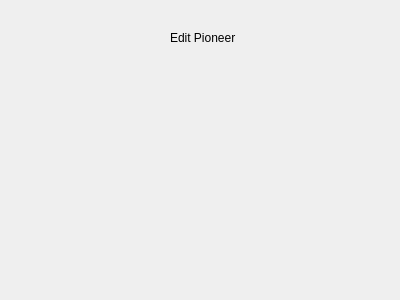
Before: the Qt Designer form vika3/ui/editpioneer.ui in hlynurstef/Verklegt-namskeid-1-vika-3, drawn with Qt 5.
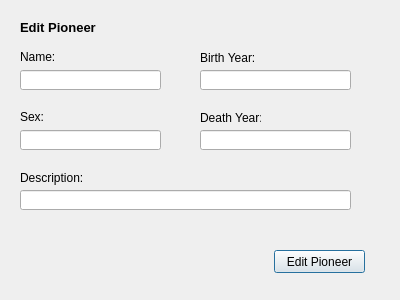
After: the same form once the commit is applied.

Commit message: maid the ui window for editComputer and editPioneer

The edit to the form file:
```diff
--- a/vika3/ui/editpioneer.ui
+++ b/vika3/ui/editpioneer.ui
@@ -16,10 +16,138 @@
   <widget class="QLabel" name="label">
    <property name="geometry">
     <rect>
-     <x>170</x>
-     <y>30</y>
-     <width>71</width>
+     <x>20</x>
+     <y>20</y>
+     <width>121</width>
      <height>16</height>
+    </rect>
+   </property>
+   <property name="text">
+    <string>&lt;html&gt;&lt;head/&gt;&lt;body&gt;&lt;p&gt;&lt;span style=&quot; font-size:10pt; font-weight:600;&quot;&gt;Edit Pioneer&lt;/span&gt;&lt;/p&gt;&lt;/body&gt;&lt;/html&gt;</string>
+   </property>
+  </widget>
+  <widget class="QLabel" name="label_2">
+   <property name="geometry">
+    <rect>
+     <x>20</x>
+     <y>50</y>
+     <width>47</width>
+     <height>13</height>
+    </rect>
+   </property>
+   <property name="text">
+    <string>Name:</string>
+   </property>
+  </widget>
+  <widget class="QLabel" name="label_3">
+   <property name="geometry">
+    <rect>
+     <x>200</x>
+     <y>50</y>
+     <width>61</width>
+     <height>16</height>
+    </rect>
+   </property>
+   <property name="text">
+    <string>Birth Year:</string>
+   </property>
+  </widget>
+  <widget class="QLineEdit" name="lineEdit">
+   <property name="geometry">
+    <rect>
+     <x>20</x>
+     <y>70</y>
+     <width>141</width>
+     <height>20</height>
+    </rect>
+   </property>
+  </widget>
+  <widget class="QLineEdit" name="lineEdit_2">
+   <property name="geometry">
+    <rect>
+     <x>200</x>
+     <y>70</y>
+     <width>151</width>
+     <height>20</height>
+    </rect>
+   </property>
+  </widget>
+  <widget class="QLabel" name="label_4">
+   <property name="geometry">
+    <rect>
+     <x>20</x>
+     <y>110</y>
+     <width>47</width>
+     <height>13</height>
+    </rect>
+   </property>
+   <property name="text">
+    <string>Sex:</string>
+   </property>
+  </widget>
+  <widget class="QLineEdit" name="lineEdit_3">
+   <property name="geometry">
+    <rect>
+     <x>20</x>
+     <y>130</y>
+     <width>141</width>
+     <height>20</height>
+    </rect>
+   </property>
+  </widget>
+  <widget class="QLabel" name="label_5">
+   <property name="geometry">
+    <rect>
+     <x>200</x>
+     <y>110</y>
+     <width>61</width>
+     <height>16</height>
+    </rect>
+   </property>
+   <property name="text">
+    <string>Death Year:</string>
+   </property>
+  </widget>
+  <widget class="QLineEdit" name="lineEdit_4">
+   <property name="geometry">
+    <rect>
+     <x>200</x>
+     <y>130</y>
+     <width>151</width>
+     <height>20</height>
+    </rect>
+   </property>
+  </widget>
+  <widget class="QLabel" name="label_6">
+   <property name="geometry">
+    <rect>
+     <x>20</x>
+     <y>170</y>
+     <width>91</width>
+     <height>16</height>
+    </rect>
+   </property>
+   <property name="text">
+    <string>Description:</string>
+   </property>
+  </widget>
+  <widget class="QLineEdit" name="lineEdit_5">
+   <property name="geometry">
+    <rect>
+     <x>20</x>
+     <y>190</y>
+     <width>331</width>
+     <height>20</height>
+    </rect>
+   </property>
+  </widget>
+  <widget class="QPushButton" name="pushButton">
+   <property name="geometry">
+    <rect>
+     <x>274</x>
+     <y>250</y>
+     <width>91</width>
+     <height>23</height>
     </rect>
    </property>
    <property name="text">
```
The commit also changes 2 other files.
